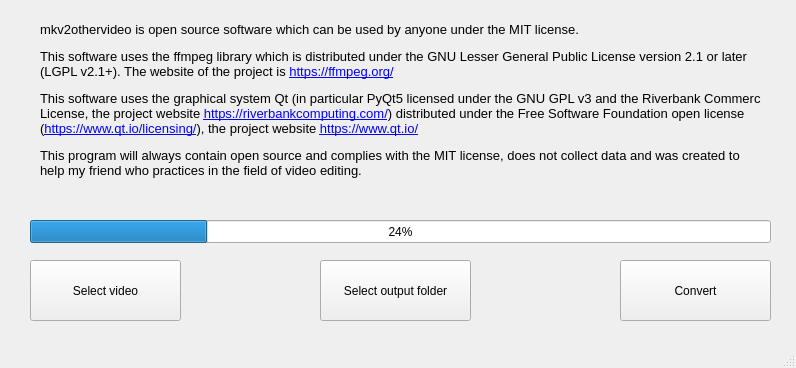
Before: the Qt Designer form ui/main.ui in egorserdyuk/mkv2othervideo, drawn with Qt 5.
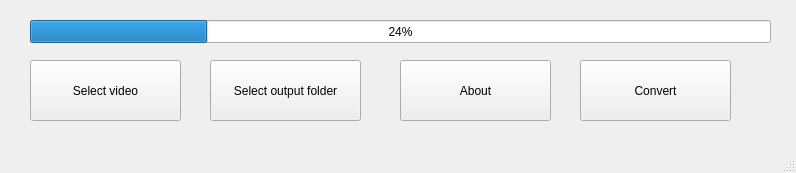
After: the same form once the commit is applied.

Commit message: Updated design and GUI framework from QT5 to PySide6

Patch:
```diff
--- a/ui/main.ui
+++ b/ui/main.ui
@@ -7,7 +7,7 @@
     <x>0</x>
     <y>0</y>
     <width>796</width>
-    <height>368</height>
+    <height>173</height>
    </rect>
   </property>
   <property name="windowTitle">
@@ -21,7 +21,7 @@
     <property name="geometry">
      <rect>
       <x>30</x>
-      <y>260</y>
+      <y>60</y>
       <width>151</width>
       <height>61</height>
      </rect>
@@ -33,8 +33,8 @@
    <widget class="QPushButton" name="pushButton_2">
     <property name="geometry">
      <rect>
-      <x>620</x>
-      <y>260</y>
+      <x>580</x>
+      <y>60</y>
       <width>151</width>
       <height>61</height>
      </rect>
@@ -46,8 +46,8 @@
    <widget class="QPushButton" name="pushButton_3">
     <property name="geometry">
      <rect>
-      <x>320</x>
-      <y>260</y>
+      <x>210</x>
+      <y>60</y>
       <width>151</width>
       <height>61</height>
      </rect>
@@ -86,7 +86,7 @@
     <property name="geometry">
      <rect>
       <x>30</x>
-      <y>220</y>
+      <y>20</y>
       <width>741</width>
       <height>23</height>
      </rect>
@@ -95,29 +95,17 @@
      <number>24</number>
     </property>
    </widget>
-   <widget class="QLabel" name="label_3">
-    <property name="enabled">
-     <bool>true</bool>
-    </property>
+   <widget class="QPushButton" name="pushButton_4">
     <property name="geometry">
      <rect>
-      <x>40</x>
-      <y>10</y>
-      <width>721</width>
-      <height>181</height>
+      <x>400</x>
+      <y>60</y>
+      <width>151</width>
+      <height>61</height>
      </rect>
     </property>
-    <property name="frameShadow">
-     <enum>QFrame::Plain</enum>
-    </property>
     <property name="text">
-     <string>&lt;html&gt;&lt;head/&gt;&lt;body&gt;&lt;p&gt;&lt;span style=&quot; font-size:10pt;&quot;&gt;mkv2othervideo is open source software which can be used by anyone under the MIT license.&lt;/span&gt;&lt;/p&gt;&lt;p&gt;&lt;span style=&quot; font-size:10pt;&quot;&gt;This software uses the ffmpeg library which is distributed under the GNU Lesser General Public License version 2.1 or later &lt;br&gt; (LGPL v2.1+). The website of the project is &lt;/span&gt;&lt;a href=&quot;https://ffmpeg.org/&quot;&gt;&lt;span style=&quot; font-size:10pt; text-decoration: underline; color:#0000ff;&quot;&gt;https://ffmpeg.org/&lt;/span&gt;&lt;/a&gt;&lt;/p&gt;&lt;p&gt;&lt;span style=&quot; font-size:10pt;&quot;&gt;This software uses the graphical system Qt (in particular PyQt5 licensed under the GNU GPL v3 and the Riverbank Commercial &lt;br&gt;  License, the project website &lt;/span&gt;&lt;a href=&quot;https://riverbankcomputing.com/&quot;&gt;&lt;span style=&quot; font-size:10pt; text-decoration: underline; color:#0000ff;&quot;&gt;https://riverbankcomputing.com/&lt;/span&gt;&lt;/a&gt;&lt;span style=&quot; font-size:10pt;&quot;&gt;) distributed under the Free Software Foundation open license &lt;br&gt; (&lt;/span&gt;&lt;a href=&quot;https://www.qt.io/licensing/&quot;&gt;&lt;span style=&quot; font-size:10pt; text-decoration: underline; color:#0000ff;&quot;&gt;https://www.qt.io/licensing/&lt;/span&gt;&lt;/a&gt;&lt;span style=&quot; font-size:10pt;&quot;&gt;), the project website &lt;/span&gt;&lt;a href=&quot;https://www.qt.io/&quot;&gt;&lt;span style=&quot; font-size:10pt; text-decoration: underline; color:#0000ff;&quot;&gt;https://www.qt.io/&lt;/span&gt;&lt;/a&gt;&lt;/p&gt;&lt;p&gt;&lt;span style=&quot; font-size:10pt;&quot;&gt;This program will always contain open source and complies with the MIT license, does not collect data and was created to &lt;br&gt; help my friend who practices in the field of video editing.&lt;/span&gt;&lt;/p&gt;&lt;/body&gt;&lt;/html&gt;</string>
-    </property>
-    <property name="textFormat">
-     <enum>Qt::AutoText</enum>
-    </property>
-    <property name="scaledContents">
-     <bool>false</bool>
+     <string>About</string>
     </property>
    </widget>
   </widget>
```
Left out of the diff: 18 changed lines with no effect on the pictures. The commit also changes 1 other file.
